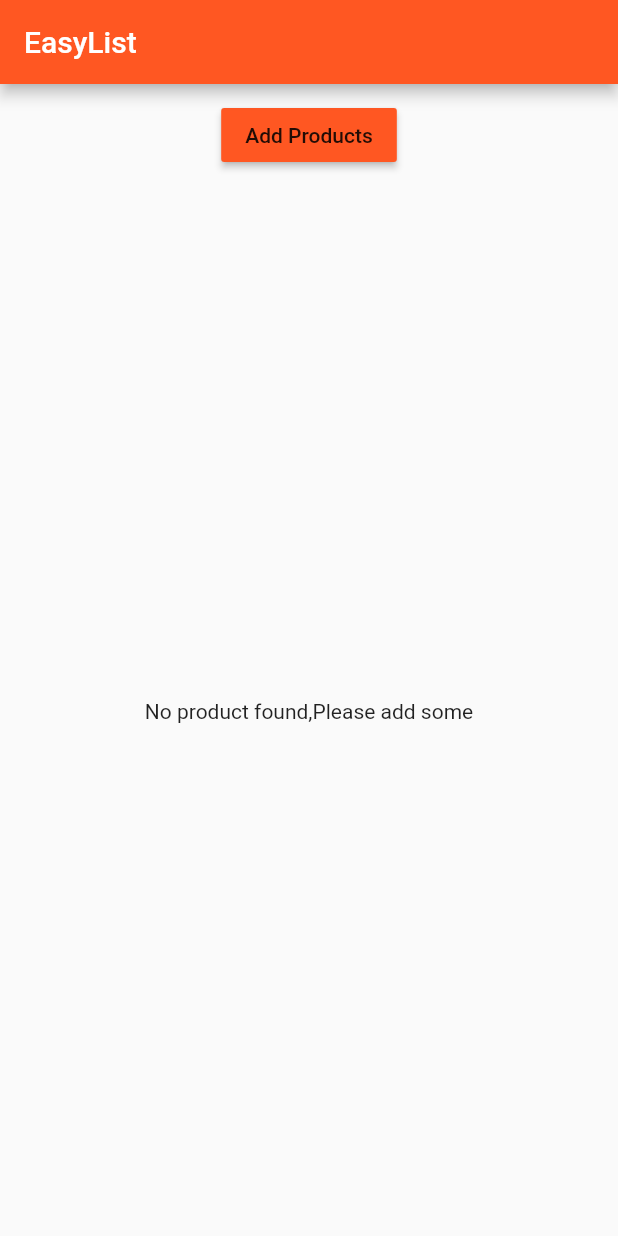
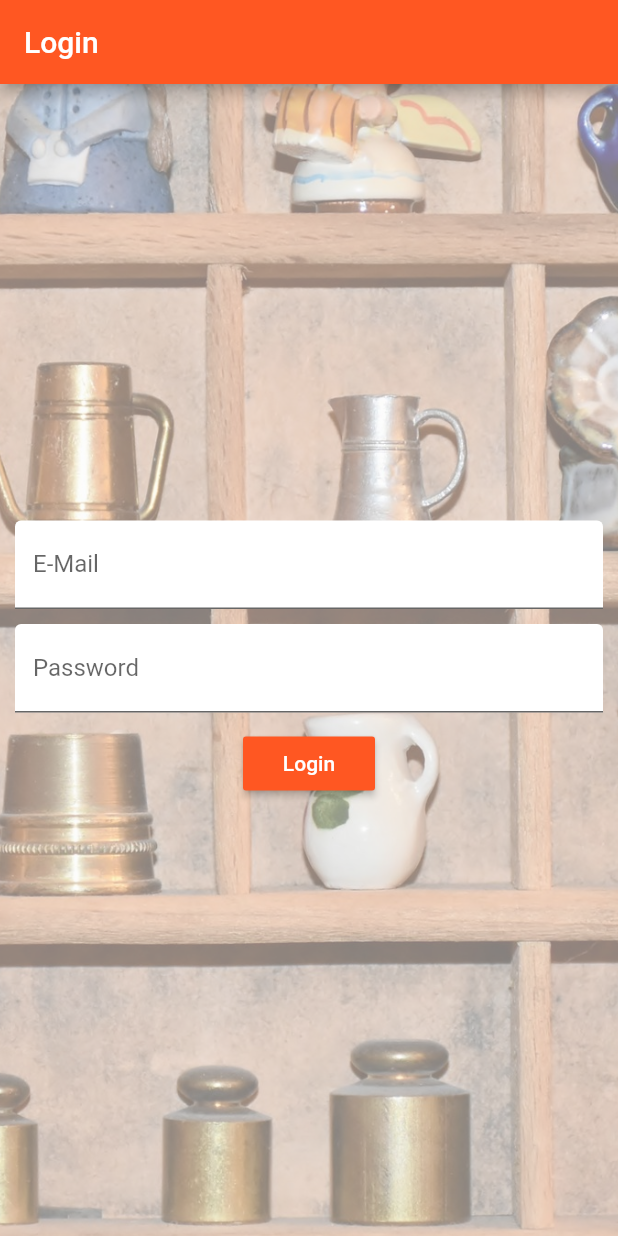
Before and after one commit to Mustufa786/FlutterFullFledged, a Flutter app: the screen it shows after launch, on a phone screen of 412 x 824 dp. Run offline on Flutter 3.47's test engine with Material 2 defaults, Android fonts, the phone set to English and light mode, and no system bars.

Commit message:
alot of work done

```diff
--- a/lib/main.dart
+++ b/lib/main.dart
@@ -1,7 +1,8 @@
 import 'package:flutter/material.dart';
-import './product_manager.dart';
-
+import 'package:product_app/pages/auth.dart';
+import 'package:product_app/pages/products_admin.dart';
 import './pages/home.dart';
+import './pages/product_details.dart';
 
 void main() {
   runApp(MyApp());
@@ -13,12 +14,50 @@ class MyApp extends StatefulWidget {
 }
 
 class _MyAppState extends State<MyApp> {
+  List<Map<String, dynamic>> products = [];
+
+  void _addProduct(Map<String, dynamic> product) {
+    setState(() {
+      products.add(product);
+    });
+  }
+
+  void _deleteProduct(int index) {
+    setState(() {
+      products.removeAt(index);
+    });
+  }
+
+  void _updateProduct(int index, Map<String, dynamic> product) {
+    setState(() {
+      products[index] = product;
+    });
+  }
+
   @override
   Widget build(BuildContext context) {
     return MaterialApp(
       theme: ThemeData(primarySwatch: Colors.deepOrange),
       title: "Products App",
-      home: HomePage(),
+      home: AuthPage(),
+      routes: {
+        '/products': (BuildContext context) => HomePage(products),
+        '/admin': (BuildContext context) =>
+            ProductAdmin(_deleteProduct, _addProduct,_updateProduct,products)
+      },
+      onGenerateRoute: (RouteSettings setting) {
+        final List<String> pathElements = setting.name.split("/");
+        if (pathElements[0] != '') {
+          return null;
+        }
+        if (pathElements[1] == 'product') {
+          final int index = int.parse(pathElements[2]);
+          return MaterialPageRoute<bool>(
+            builder: (BuildContext context) => ProductDetails(
+                products[index]['title'], products[index]['image']),
+          );
+        }
+      },
     );
   }
 }
--- /dev/null
+++ b/lib/pages/auth.dart
@@ -0,0 +1,78 @@
+import 'package:flutter/material.dart';
+
+class AuthPage extends StatefulWidget {
+  @override
+  _AuthPageState createState() => _AuthPageState();
+}
+
+class _AuthPageState extends State<AuthPage> {
+  String userName, password;
+
+  @override
+  Widget build(BuildContext context) {
+    return Scaffold(
+      appBar: AppBar(
+        title: Text("Login"),
+      ),
+      body: Container(
+        decoration: BoxDecoration(
+          image: DecorationImage(
+            colorFilter: ColorFilter.mode(
+                Colors.black.withOpacity(0.5), BlendMode.dstATop),
+            fit: BoxFit.cover,
+            image: AssetImage('assets/background.jpg'),
+          ),
+        ),
+        padding: EdgeInsets.all(10),
+        child: Center(
+          child: SingleChildScrollView(
+            child: Column(
+              children: <Widget>[
+                TextField(
+                  keyboardType: TextInputType.emailAddress,
+                  decoration: InputDecoration(
+                      labelText: "E-Mail",
+                      filled: true,
+                      fillColor: Colors.white),
+                  onChanged: (value) {
+                    setState(() {
+                      userName = value;
+                    });
+                  },
+                ),
+                SizedBox(
+                  height: 10,
+                ),
+                TextField(
+                  keyboardType: TextInputType.text,
+                  decoration: InputDecoration(
+                      labelText: "Password",
+                      filled: true,
+                      fillColor: Colors.white),
+                  onChanged: (value) {
+                    setState(() {
+                      password = value;
+                    });
+                  },
+                ),
+                SizedBox(
+                  height: 10,
+                ),
+                RaisedButton(
+                  color: Colors.deepOrange,
+                  onPressed: () {
+                    Navigator.pushReplacementNamed(context, '/products');
+                  },
+                  child: Text(
+                    "Login",
+                    style: TextStyle(color: Colors.white),
+                  ),
+                )
+              ],
+            ),
+          ),
+        ),
+      ),
+    );
+  }
+}
--- a/lib/product_control.dart
+++ /dev/null
@@ -1,18 +0,0 @@
-import 'package:flutter/material.dart';
-
-class ProductControl extends StatelessWidget {
-  Function _addProduct;
-
-  ProductControl(this._addProduct);
-
-  @override
-  Widget build(BuildContext context) {
-    return RaisedButton(
-      color: Theme.of(context).primaryColor,
-      onPressed: () {
-        _addProduct({'title': 'chocolate', 'image': 'assets/food.jpg'});
-      },
-      child: Text("Add Products"),
-    );
-  }
-}
--- a/lib/product_manager.dart
+++ b/lib/product_manager.dart
@@ -1,48 +1,17 @@
 import 'package:flutter/material.dart';
 import './products.dart';
-import './product_control.dart';
 
-class ProductManager extends StatefulWidget {
-  Map<String, String> startingProduct;
+class ProductManager extends StatelessWidget {
+  List<Map<String, dynamic>> _products = [];
 
-  ProductManager({this.startingProduct});
-
-  @override
-  _ProductManagerState createState() => _ProductManagerState();
-}
-
-class _ProductManagerState extends State<ProductManager> {
-  List<Map<String, String>> _products = [];
-
-  void _addProduct(Map<String, String> product) {
-    setState(() {
-      _products.add(product);
-    });
-  }
-
-  @override
-  void initState() {
-    if (widget.startingProduct != null) _products.add(widget.startingProduct);
-    super.initState();
-  }
-
-  void _deleteProduct(int index) {
-    setState(() {
-      _products.removeAt(index);
-    });
-  }
+  ProductManager(this._products);
 
   @override
   Widget build(BuildContext context) {
     return Column(
       children: <Widget>[
-        Container(
-          alignment: Alignment.topCenter,
-          margin: EdgeInsets.all(10),
-          child: ProductControl(_addProduct),
-        ),
         Expanded(
-          child: Products(_products, deleteProduct: _deleteProduct),
+          child: Products(_products),
         ),
       ],
     );
```
Also changed, not shown: lib/pages/create_product.dart (added, +109 -0 lines), lib/pages/home.dart (+22 -1 lines), lib/pages/product_list.dart (added, +60 -0 lines), lib/pages/products_admin.dart (added, +60 -0 lines), lib/products.dart (+55 -21 lines), pubspec.yaml (+5 -4 lines), assets/Oswald-Bold.ttf (added), assets/background.jpg (added).
